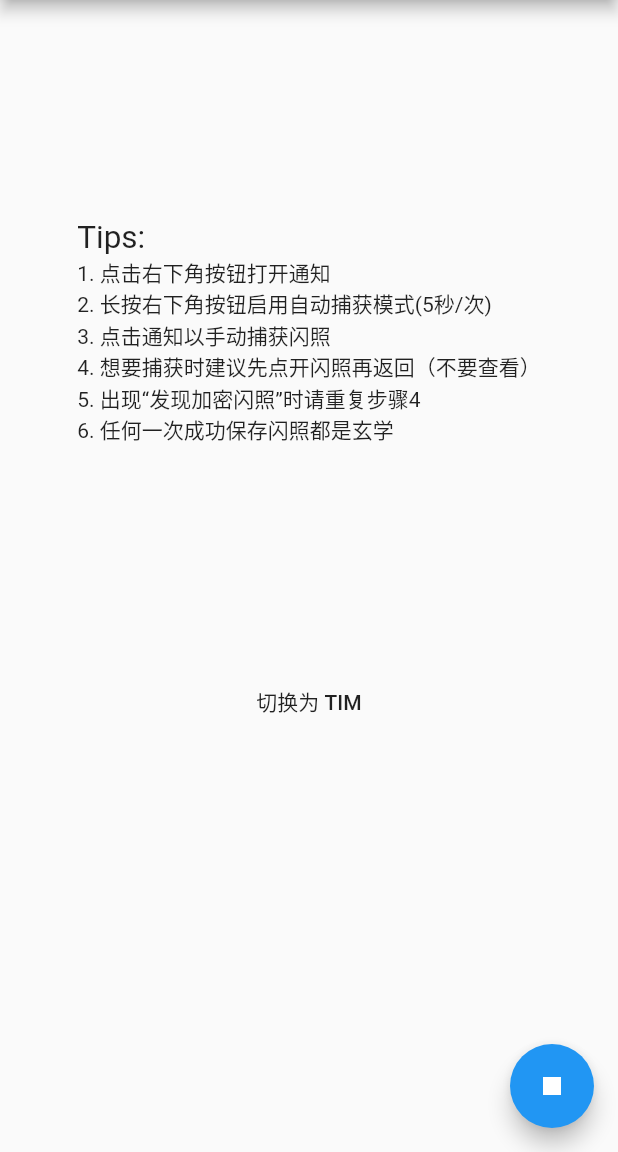
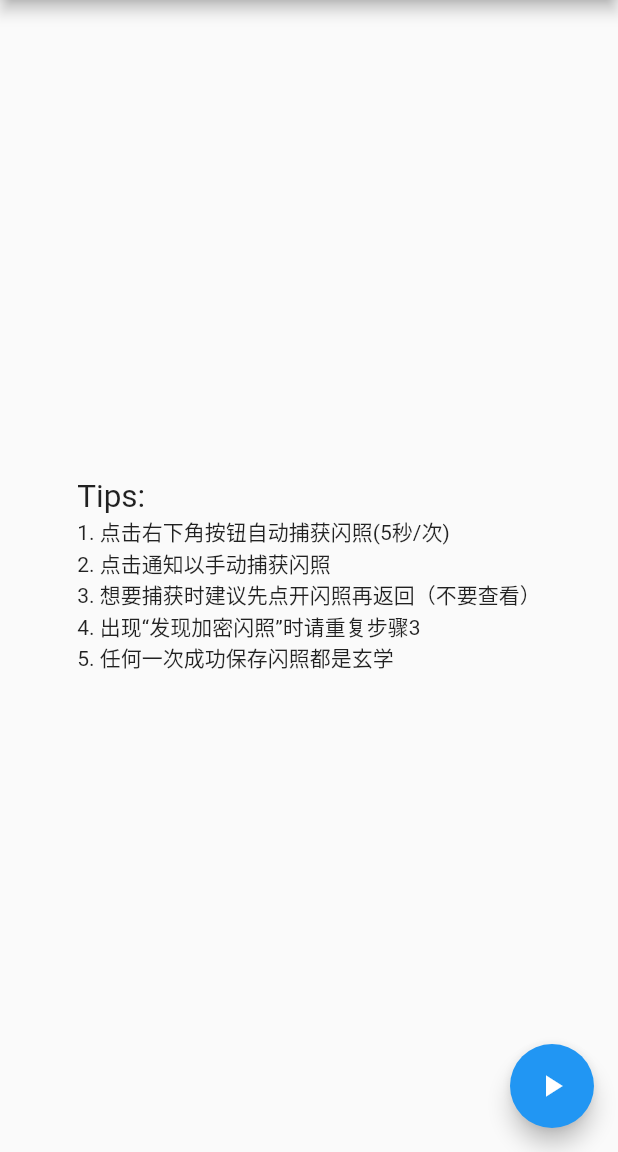
Before and after one commit to Yesterday17/FlashPictureCapturer, a Flutter app: the screen it shows after launch, after a tap on the "play arrow" icon, on a phone screen of 412 x 824 dp, the part 84-1236 px from its top. Run offline on Flutter 3.47's test engine with Material 2 defaults, Android fonts, the phone set to English and light mode, and no system bars; our stand-ins replace flutter_local_notifications, fluttertoast, open_file, permission_handler, shared_preferences.

Commit message:
refactor & code--

```diff
--- a/lib/main.dart
+++ b/lib/main.dart
@@ -9,208 +9,36 @@ import 'package:path_provider/path_provider.dart';
 import 'package:permission_handler/permission_handler.dart';
 import 'package:shared_preferences/shared_preferences.dart';
 
-void main() {
-  runApp(MyApp());
-}
-
-FlutterLocalNotificationsPlugin notification;
-SharedPreferences preferences;
-Timer timer;
+void main() => runApp(MyApp());
 
 class MyApp extends StatelessWidget {
+  static const String title = 'QQ/TIM 闪照获取工具';
+
   @override
   Widget build(BuildContext context) {
     return MaterialApp(
-      title: 'QQ/TIM 闪照获取工具',
+      title: title,
       theme: ThemeData(
         primarySwatch: Colors.blue,
       ),
-      home: MyHomePage(title: 'QQ/TIM 闪照获取工具'),
+      home: MyHomePage(),
     );
   }
 }
 
 class MyHomePage extends StatefulWidget {
-  final String title;
-
-  MyHomePage({Key key, this.title}) : super(key: key);
-
   @override
   _MyHomePageState createState() => _MyHomePageState();
 }
 
 class _MyHomePageState extends State<MyHomePage> {
+  FlutterLocalNotificationsPlugin notification;
+  SharedPreferences preferences;
+  Timer timer;
+
+  Future<String> sdcard;
   bool isRunning = false;
-  bool isTaskRunning = false;
-  bool isQQ = true;
   int id = 1;
-
-  Future<List<String>> get _localPaths async {
-    final directory = await getExternalStorageDirectory();
-    final baseOld = directory.path + '/tencent/';
-    final baseNew =
-        directory.path + '/Android/data/com.tencent.mobileqq/Tencent/';
-    List<String> paths = [];
-    if (isQQ) {
-      paths.addAll(
-          [baseOld, baseNew].map((e) => e + 'MobileQQ/chatpic/chatimg'));
-    }
-    paths.add(baseOld + (isQQ ? 'MobileQQ' : 'Tim') + '/diskcache');
-    return paths;
-  }
-
-  Future<String> get _toPath async {
-    final directory = await getExternalStorageDirectory();
-    return directory.path + '/FlashPicture/';
-  }
-
-  @override
-  Widget build(BuildContext context) {
-    return Scaffold(
-      appBar: AppBar(
-        title: Text(widget.title),
-      ),
-      body: Center(
-        child: Column(
-          mainAxisAlignment: MainAxisAlignment.spaceEvenly,
-          children: <Widget>[
-            Padding(
-              padding: const EdgeInsets.all(16.0),
-              child: Column(
-                crossAxisAlignment: CrossAxisAlignment.start,
-                children: <Widget>[
-                  Text(
-                    'Tips: ',
-                    textScaleFactor: 1.5,
-                  ),
-                  Text('1. 点击右下角按钮打开通知'),
-                  Text('2. 长按右下角按钮启用自动捕获模式(5秒/次)'),
-                  Text('3. 点击通知以手动捕获闪照'),
-                  Text('4. 想要捕获时建议先点开闪照再返回（不要查看）'),
-                  Text('5. 出现“发现加密闪照”时请重复步骤4'),
-                  Text('6. 任何一次成功保存闪照都是玄学'),
-                ],
-              ),
-            ),
-            FlatButton(
-              child: Text('切换为 ' + (isQQ ? 'TIM' : 'QQ')),
-              onPressed: () {
-                if (isRunning) {
-                  _showNotification();
-                }
-                _toggleQQTim();
-              },
-            ),
-            Text(''),
-          ],
-        ),
-      ),
-      floatingActionButton: InkWell(
-        splashColor: Colors.blue,
-        onLongPress: () {
-          isTaskRunning = true;
-          _showNotification();
-        },
-        child: FloatingActionButton(
-          onPressed: () {
-            isTaskRunning = false;
-            _showNotification();
-          },
-          child: Icon(isRunning
-              ? isTaskRunning ? Icons.pause : Icons.stop
-              : Icons.play_arrow),
-        ),
-      ),
-    );
-  }
-
-  Future<bool> checkPermission() async {
-    var status = await PermissionHandler()
-        .checkPermissionStatus(PermissionGroup.storage);
-    return status == PermissionStatus.granted;
-  }
-
-  Future clickNotification(String payload) async {
-    switch (payload) {
-      case 'saveResult':
-        getFlashPicture();
-        break;
-      default:
-        _openImage(payload);
-        break;
-    }
-  }
-
-  Future<void> copyFlashPicture(String path, String picture) async {
-    var dir = Directory(await _toPath);
-    if (!await dir.exists()) {
-      await dir.create();
-    }
-
-    if (await isEncrypted(path)) {
-      try {
-        await File(path).delete();
-        await showToast('发现加密闪照，已移除。');
-      } finally {}
-      return;
-    }
-
-    var result = (await _toPath) + picture + '.png';
-    if (await File(result).exists()) {
-      picture = '';
-      return;
-    }
-
-    await File(path).copy(result);
-    await showToast('发现新闪照: ' + picture);
-    _showResultNotification(picture + '.png');
-  }
-
-  Future<void> getFlashPicture() async {
-    // 1. Check whether the cache folder exists
-    var paths = await _validLocalPath();
-    if (paths.isEmpty) {
-      await showToast('缓存目录不存在！');
-      if (isTaskRunning) {
-        isTaskRunning = false;
-        _showNotification();
-      }
-      return;
-    }
-
-    // 2. Get files in cache folder
-    var pictureCount = 0;
-    paths.forEach((path) {
-      List<FileSystemEntity> list;
-      try {
-        list = Directory(path)
-            .listSync(recursive: true)
-            .where((item) => item.uri.pathSegments.last.endsWith('fp'))
-            .toList();
-      } catch (e) {
-        return;
-      }
-      if (list.length > 0) {
-        list.sort((a, b) => (a.statSync().modified.millisecondsSinceEpoch <
-                b.statSync().modified.millisecondsSinceEpoch)
-            ? 1
-            : -1);
-
-        for (var item in list) {
-          // await showToast('发现闪照: ' + item.uri.pathSegments.last);
-          // await showToast('修改时间: ' + item.statSync().modified.toString());
-          pictureCount++;
-          var picture = item.uri.pathSegments.last;
-          copyFlashPicture(item.path, picture);
-        }
-      }
-    });
-
-    // FlashPicture Not Found
-    if (pictureCount == 0 && !isTaskRunning) {
-      await showToast('未发现新的闪照！');
-    }
-  }
 
   @override
   void initState() {
@@ -233,21 +61,141 @@ class _MyHomePageState extends State<MyHomePage> {
       );
 
       isRunning = preferences.getBool('isRunning') ?? false;
-      isTaskRunning =
-          isRunning ? (preferences.getBool('isTaskRunning') ?? false) : false;
-      isQQ = preferences.getBool('isQQ') ?? true;
-
-      if (isRunning) {
-        isRunning = false;
-        _showNotification();
-      }
+      _toggleNotification(toRun: isRunning);
 
       checkPermission().then((valid) {
         if (!valid) {
           showToast('存储权限为必须权限。');
           requestPermission();
         }
+        sdcard = getExternalStorageDirectory().then((value) => value.path);
       });
+    });
+  }
+
+  Future<List<String>> get _localPaths async {
+    var directory = await sdcard;
+    return [
+      '/Tim/diskcache',
+      '/MobileQQ/diskcache',
+      '/MobileQQ/chatpic/chatimg',
+      '/Android/data/com.tencent.mobileqq/Tencent/MobileQQ/chatpic/chatimg',
+    ].map((path) => directory + path);
+  }
+
+  Future<String> get _toPath async {
+    var directory = await sdcard;
+    return directory + '/FlashPicture/';
+  }
+
+  @override
+  Widget build(BuildContext context) {
+    return Scaffold(
+      appBar: AppBar(
+        title: Text(MyApp.title),
+      ),
+      body: Center(
+        child: Column(
+          mainAxisAlignment: MainAxisAlignment.spaceEvenly,
+          children: <Widget>[
+            Padding(
+              padding: const EdgeInsets.all(16.0),
+              child: Column(
+                crossAxisAlignment: CrossAxisAlignment.start,
+                children: <Widget>[
+                  Text(
+                    'Tips: ',
+                    textScaleFactor: 1.5,
+                  ),
+                  Text('1. 点击右下角按钮自动捕获闪照(5秒/次)'),
+                  Text('2. 点击通知以手动捕获闪照'),
+                  Text('3. 想要捕获时建议先点开闪照再返回（不要查看）'),
+                  Text('4. 出现“发现加密闪照”时请重复步骤3'),
+                  Text('5. 任何一次成功保存闪照都是玄学'),
+                ],
+              ),
+            ),
+          ],
+        ),
+      ),
+      floatingActionButton: FloatingActionButton(
+        onPressed: () {
+          _toggleNotification();
+        },
+        child: Icon(isRunning ? Icons.stop : Icons.play_arrow),
+      ),
+    );
+  }
+
+  Future<bool> checkPermission() async {
+    var status = await PermissionHandler()
+        .checkPermissionStatus(PermissionGroup.storage);
+    return status == PermissionStatus.granted;
+  }
+
+  Future clickNotification(String payload) async {
+    switch (payload) {
+      case 'saveResult':
+        getFlashPicture();
+        break;
+      default:
+        openImage(payload);
+        break;
+    }
+  }
+
+  Future<void> copyFlashPicture(String path, String picture) async {
+    var dir = Directory(await _toPath);
+    if (!await dir.exists()) {
+      await dir.create();
+    }
+
+    var result = (await _toPath) + picture + '.png';
+    if (await File(result).exists()) {
+      picture = '';
+      return;
+    }
+
+    // Remove encrypted flash pictures
+    // Not that this is executed after file.exists, which ignores fetch flash picture now
+    if (await isEncrypted(path)) {
+      try {
+        await File(path).delete();
+      } finally {
+        await showToast('发现加密闪照，已移除。');
+      }
+      return;
+    }
+
+    await File(path).copy(result);
+    await showToast('发现新闪照: ' + picture);
+    _showResultNotification(picture + '.png');
+  }
+
+  Future<void> getFlashPicture() async {
+    // 1. Check whether the cache folder exists
+    var paths = await _validLocalPath();
+    if (paths.isEmpty) {
+      await showToast('缓存目录不存在！');
+      _toggleNotification();
+      return;
+    }
+
+    // 2. Get files in cache folder
+    paths.forEach((path) {
+      List<FileSystemEntity> list;
+      try {
+        list = Directory(path)
+            .listSync(recursive: true)
+            .where((item) => item.uri.pathSegments.last.endsWith('fp'))
+            .toList();
+      } catch (e) {
+        return;
+      }
+
+      for (var item in list) {
+        copyFlashPicture(item.path, item.uri.pathSegments.last);
+      }
     });
   }
 
@@ -285,20 +233,24 @@ class _MyHomePageState extends State<MyHomePage> {
   Future<List<String>> _validLocalPath() async =>
       (await _localPaths).where((p) => Directory(p).existsSync()).toList();
 
-  Future _openImage(String name) =>
-      _toPath.then((String path) => OpenFile.open(path + name));
+  Future<String> openImage(String name) async {
+    var path = await _toPath;
+    return OpenFile.open(path + name);
+  }
 
-  void _showNotification() {
-    if (isRunning) {
-      notification.cancel(0);
-      if (isTaskRunning) timer.cancel();
-      _toggleRunning();
+  void _toggleNotification({toRun = false}) {
+    if (!toRun) {
+      if (isRunning) {
+        notification.cancel(0);
+        timer.cancel();
+        _toggleRunning();
+      }
       return;
     }
 
-    var androidPlatformChannelSpecifics = AndroidNotificationDetails(
+    var androidSpec = AndroidNotificationDetails(
       'fpc',
-      'QQ/TIM 闪照获取工具',
+      MyApp.title,
       '捕获 QQ 或 TIM 的闪照',
       importance: Importance.Max,
       priority: Priority.Max,
@@ -307,31 +259,27 @@ class _MyHomePageState extends State<MyHomePage> {
       style: AndroidNotificationStyle.Default,
       styleInformation: DefaultStyleInformation(true, true),
     );
-    var platformChannelSpecifics = NotificationDetails(
-      androidPlatformChannelSpecifics,
+    var platformSpec = NotificationDetails(
+      androidSpec,
       IOSNotificationDetails(),
     );
 
-    if (isTaskRunning) {
-      timer =
-          Timer.periodic(Duration(seconds: 5), (timer) => getFlashPicture());
-      getFlashPicture();
-    }
+    timer = Timer.periodic(Duration(seconds: 5), (timer) => getFlashPicture());
 
     notification.show(
       0,
-      'QQ/TIM 闪照获取工具',
-      isTaskRunning ? '自动捕获闪照中，也可以点击该通知手动触发。' : '当需要保存闪照时，点击该通知。',
-      platformChannelSpecifics,
+      MyApp.title,
+      '自动捕获闪照中，点击该通知以手动捕获。',
+      platformSpec,
       payload: 'saveResult',
     );
     _toggleRunning();
   }
 
   void _showResultNotification(String name) async {
-    var androidPlatformChannelSpecifics = AndroidNotificationDetails(
+    var androidSpec = AndroidNotificationDetails(
       'fpc',
-      'QQ/TIM 闪照获取工具',
+      MyApp.title,
       '捕获 QQ 或 TIM 的闪照',
       importance: Importance.Max,
       priority: Priority.Max,
@@ -347,29 +295,21 @@ class _MyHomePageState extends State<MyHomePage> {
         htmlFormatSummaryText: true,
       ),
     );
-    var platformChannelSpecifics = NotificationDetails(
-      androidPlatformChannelSpecifics,
+    var platformSpec = NotificationDetails(
+      androidSpec,
       IOSNotificationDetails(),
     );
     notification.show(
       id++,
       'QQ/TIM 闪照获取工具',
       '',
-      platformChannelSpecifics,
+      platformSpec,
       payload: name,
     );
   }
 
-  void _toggleQQTim() async {
-    await preferences.setBool('isQQ', !isQQ);
-    setState(() {
-      isQQ = !isQQ;
-    });
-  }
-
   void _toggleRunning() async {
     await preferences.setBool('isRunning', !isRunning);
-    await preferences.setBool('isTaskRunning', isTaskRunning);
     setState(() {
       isRunning = !isRunning;
     });
```
